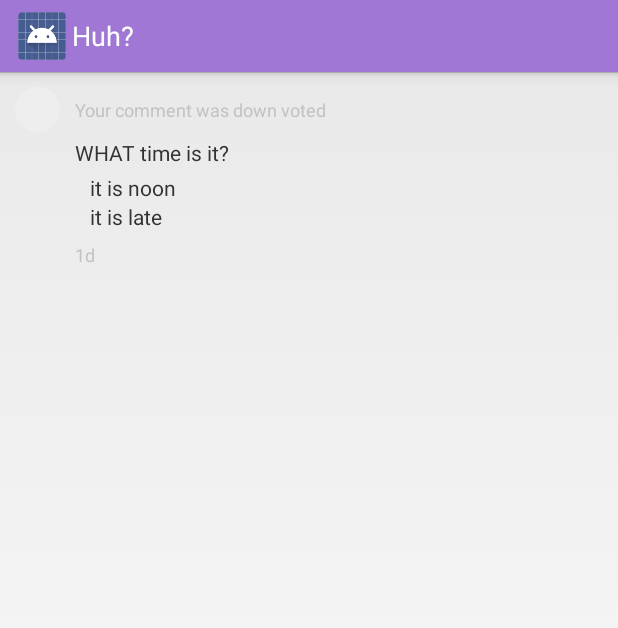
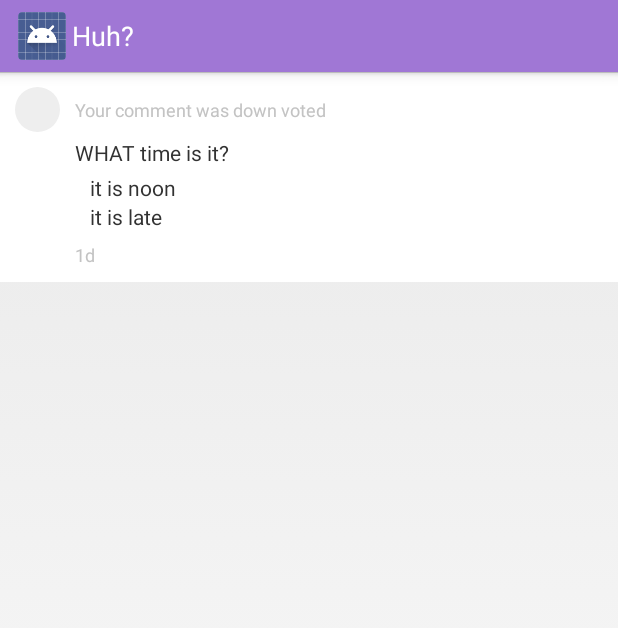
Before and after one commit to igbopie/project-huh-android, an Android app: the layout notification_list_item_layout.xml on its own in the app's theme, with its tools: preview values and no code run, on a phone screen of 412 x 824 dp. Shown: the top 628 px of the screen. Run offline under Robolectric (Android 15) with nearby library versions, the light colour scheme and no system bars; network calls fail.

Commit message:
notifications improved

```diff
--- a/app/src/main/res/layout/notification_list_item_layout.xml
+++ b/app/src/main/res/layout/notification_list_item_layout.xml
@@ -6,6 +6,7 @@
     android:layout_height="wrap_content"
     android:orientation="horizontal"
     android:id="@+id/questionContainer"
+    android:background="@color/white"
     >
 
     <ImageView
```
